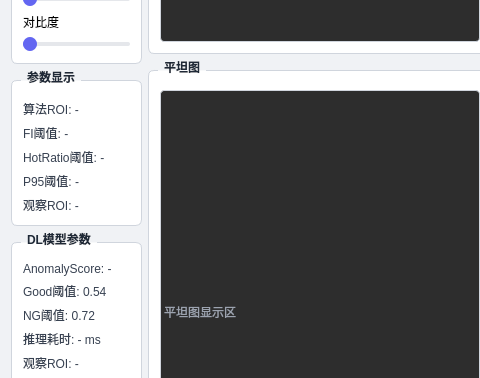
Before: the Qt Designer form WaferMaster/ui/WaferMaster.ui in recklevs/WaferMaster, drawn with Qt 5; both pictures show x 0 to 480 and y 460 to 838 of the 853 by 1039 pixel window.
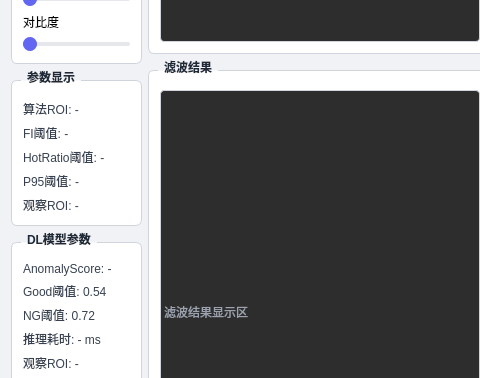
After: the same form once the commit is applied.

Patch:
```diff
--- a/WaferMaster/ui/WaferMaster.ui
+++ b/WaferMaster/ui/WaferMaster.ui
@@ -514,7 +514,7 @@
          </sizepolicy>
         </property>
         <property name="title">
-         <string>平坦图</string>
+         <string>滤波结果</string>
         </property>
         <layout class="QVBoxLayout" name="verticalLayout_7">
          <item>
@@ -532,7 +532,7 @@
             </size>
            </property>
            <property name="text">
-            <string>平坦图显示区</string>
+            <string>滤波结果显示区</string>
            </property>
           </widget>
          </item>
```
Left out of the diff: 2 changed lines with no effect on the pictures.
